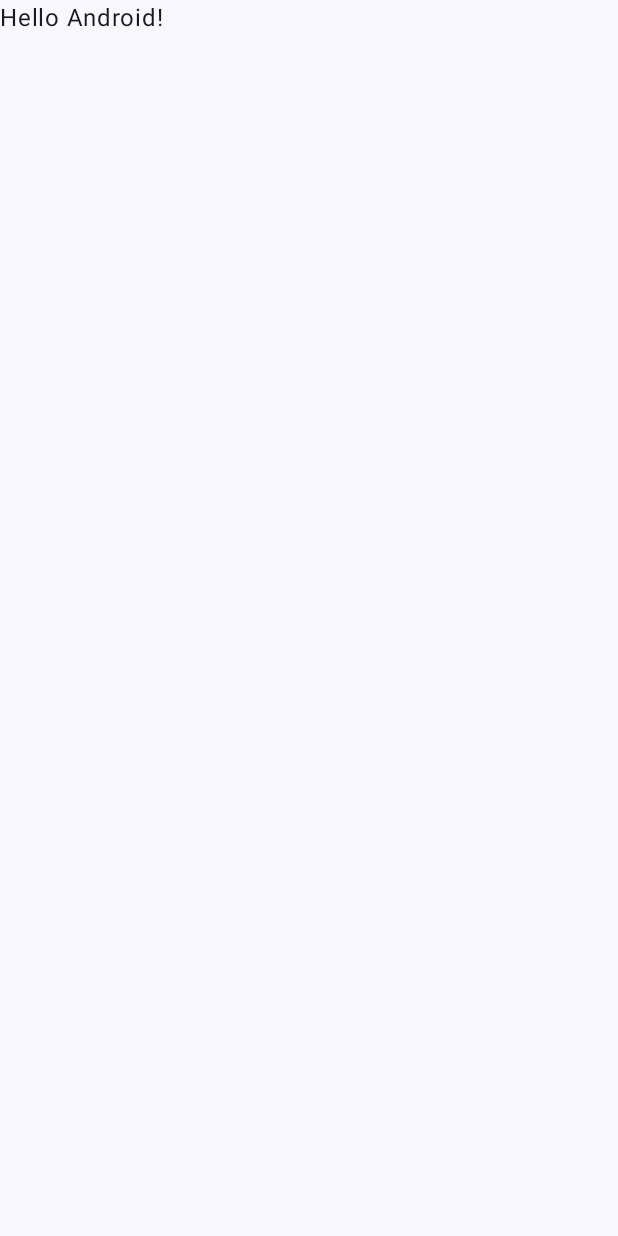
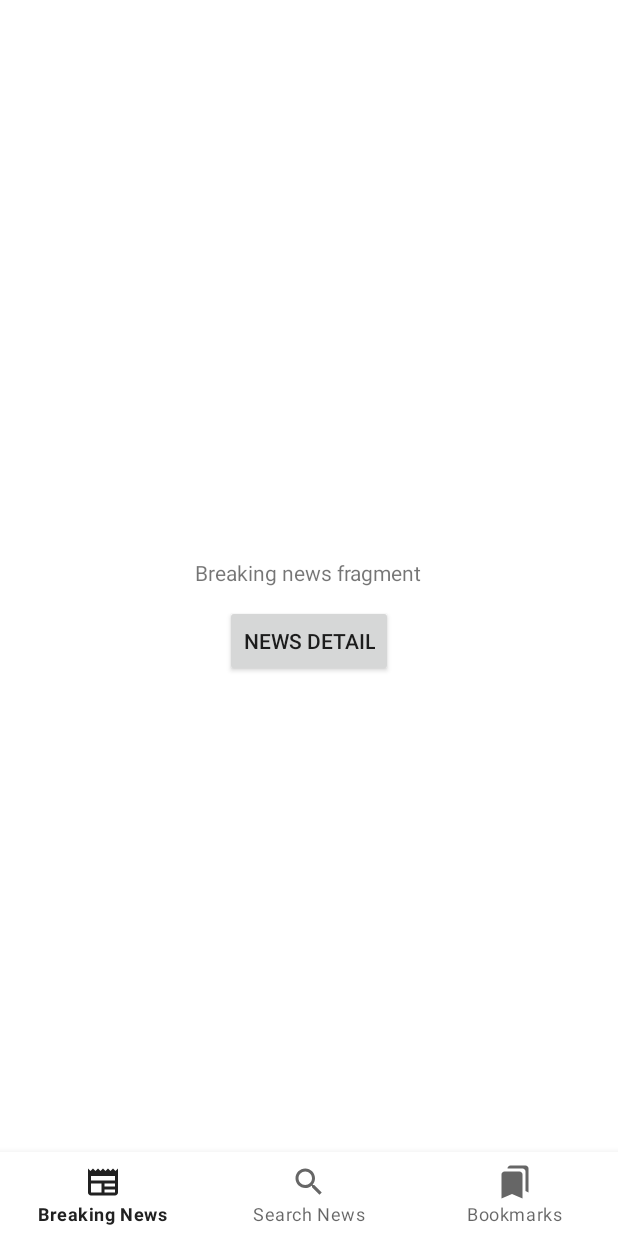
Before and after one commit to ChanonLatt/Pompoy_News, an Android app built with Jetpack Compose: the screen it shows after launch (MainActivity), on a phone screen of 412 x 824 dp. Before the commit the screen is almost empty. Run offline under Robolectric (Android 15) with nearby library versions, the phone set to English and light mode, and no system bars; our stand-ins replace navigation-ui.

Commit message:
Feat(Home): Prepa re Root screens

```diff
--- a/app/src/main/AndroidManifest.xml
+++ b/app/src/main/AndroidManifest.xml
@@ -10,13 +10,13 @@
         android:label="@string/app_name"
         android:roundIcon="@mipmap/ic_launcher_round"
         android:supportsRtl="true"
-        android:theme="@style/Theme.PomPoyNews"
+        android:theme="@style/Theme.MaterialComponents.Light.DarkActionBar"
         tools:targetApi="31">
         <activity
             android:name=".MainActivity"
             android:exported="true"
             android:label="@string/app_name"
-            android:theme="@style/Theme.PomPoyNews">
+            >
             <intent-filter>
                 <action android:name="android.intent.action.MAIN" />
 
--- a/app/src/main/java/com/example/pompoynews/MainActivity.kt
+++ b/app/src/main/java/com/example/pompoynews/MainActivity.kt
@@ -1,46 +1,23 @@
 package com.example.pompoynews
 
 import android.os.Bundle
-import androidx.activity.ComponentActivity
-import androidx.activity.compose.setContent
-import androidx.compose.foundation.layout.fillMaxSize
-import androidx.compose.material3.MaterialTheme
-import androidx.compose.material3.Surface
-import androidx.compose.material3.Text
-import androidx.compose.runtime.Composable
-import androidx.compose.ui.Modifier
-import androidx.compose.ui.tooling.preview.Preview
-import com.example.pompoynews.ui.theme.PomPoyNewsTheme
+import androidx.fragment.app.FragmentActivity
+import androidx.navigation.NavController
+import androidx.navigation.Navigation
+import androidx.navigation.ui.NavigationUI.setupWithNavController
+import com.example.pompoynews.databinding.ActivityMainBinding
 
-class MainActivity : ComponentActivity() {
+class MainActivity : FragmentActivity() {
+    private lateinit var binding: ActivityMainBinding
+    private lateinit var navigationControler: NavController
     override fun onCreate(savedInstanceState: Bundle?) {
         super.onCreate(savedInstanceState)
-        setContent {
-            PomPoyNewsTheme {
-                // A surface container using the 'background' color from the theme
-                Surface(
-                    modifier = Modifier.fillMaxSize(),
-                    color = MaterialTheme.colorScheme.background
-                ) {
-                    Greeting("Android")
-                }
-            }
-        }
+        binding = ActivityMainBinding.inflate(layoutInflater)
+        setContentView(binding.root)
+
+        navigationControler = Navigation.findNavController(this, R.id.nav_host_fragmentContainerView)
+        setupWithNavController(binding.rootBottomNavigationView, navigationControler)
+//
+//        val bottomView: BottomNavigationView = binding.rootBottomNavigationView
     }
 }
-
-@Composable
-fun Greeting(name: String, modifier: Modifier = Modifier) {
-    Text(
-        text = "Hello $name!",
-        modifier = modifier
-    )
-}
-
-@Preview(showBackground = true)
-@Composable
-fun GreetingPreview() {
-    PomPoyNewsTheme {
-        Greeting("Android")
-    }
-}
--- /dev/null
+++ b/app/src/main/java/com/example/pompoynews/ui/fragment/BreakingNewsFragment.kt
@@ -0,0 +1,20 @@
+package com.example.pompoynews.ui.fragment
+
+import android.os.Bundle
+import android.view.LayoutInflater
+import android.view.View
+import android.view.ViewGroup
+import androidx.fragment.app.Fragment
+import com.example.pompoynews.databinding.FragmentBreakingNewsBinding
+
+class BreakingNewsFragment : Fragment() {
+    private lateinit var binder: FragmentBreakingNewsBinding
+    override fun onCreateView(
+        inflater: LayoutInflater,
+        container: ViewGroup?,
+        savedInstanceState: Bundle?
+    ): View? {
+        binder = FragmentBreakingNewsBinding.inflate(inflater, container, false)
+        return binder.root
+    }
+}
--- /dev/null
+++ b/app/src/main/res/drawable/ic_bookmarks.xml
@@ -0,0 +1,5 @@
+<vector android:height="24dp" android:tint="#000000"
+    android:viewportHeight="24" android:viewportWidth="24"
+    android:width="24dp" xmlns:android="http://schemas.android.com/apk/res/android">
+    <path android:fillColor="@android:color/white" android:pathData="M19,18l2,1V3c0,-1.1 -0.9,-2 -2,-2H8.99C7.89,1 7,1.9 7,3h10c1.1,0 2,0.9 2,2v13zM15,5H5c-1.1,0 -2,0.9 -2,2v16l7,-3 7,3V7c0,-1.1 -0.9,-2 -2,-2z"/>
+</vector>
--- /dev/null
+++ b/app/src/main/res/drawable/ic_breaking_news.xml
@@ -0,0 +1,5 @@
+<vector android:height="24dp" android:tint="#000000"
+    android:viewportHeight="24" android:viewportWidth="24"
+    android:width="24dp" xmlns:android="http://schemas.android.com/apk/res/android">
+    <path android:fillColor="@android:color/white" android:pathData="M22,3l-1.67,1.67L18.67,3L17,4.67L15.33,3l-1.66,1.67L12,3l-1.67,1.67L8.67,3L7,4.67L5.33,3L3.67,4.67L2,3v16c0,1.1 0.9,2 2,2l16,0c1.1,0 2,-0.9 2,-2V3zM11,19H4v-6h7V19zM20,19h-7v-2h7V19zM20,15h-7v-2h7V15zM20,11H4V8h16V11z"/>
+</vector>
--- /dev/null
+++ b/app/src/main/res/drawable/ic_search.xml
@@ -0,0 +1,5 @@
+<vector android:height="24dp" android:tint="#000000"
+    android:viewportHeight="24" android:viewportWidth="24"
+    android:width="24dp" xmlns:android="http://schemas.android.com/apk/res/android">
+    <path android:fillColor="@android:color/white" android:pathData="M15.5,14h-0.79l-0.28,-0.27C15.41,12.59 16,11.11 16,9.5 16,5.91 13.09,3 9.5,3S3,5.91 3,9.5 5.91,16 9.5,16c1.61,0 3.09,-0.59 4.23,-1.57l0.27,0.28v0.79l5,4.99L20.49,19l-4.99,-5zM9.5,14C7.01,14 5,11.99 5,9.5S7.01,5 9.5,5 14,7.01 14,9.5 11.99,14 9.5,14z"/>
+</vector>
--- /dev/null
+++ b/app/src/main/res/layout/activity_main.xml
@@ -0,0 +1,27 @@
+<?xml version="1.0" encoding="utf-8"?>
+<androidx.constraintlayout.widget.ConstraintLayout xmlns:android="http://schemas.android.com/apk/res/android"
+    xmlns:app="http://schemas.android.com/apk/res-auto"
+    xmlns:tools="http://schemas.android.com/tools"
+    android:layout_width="match_parent"
+    android:layout_height="match_parent"
+    tools:context=".MainActivity">
+
+    <fragment
+        android:id="@+id/nav_host_fragmentContainerView"
+        android:name="androidx.navigation.fragment.NavHostFragment"
+        android:layout_width="match_parent"
+        android:layout_height="match_parent"
+        app:defaultNavHost="true"
+        app:navGraph="@navigation/news_nav_graph"/>
+
+    <com.google.android.material.bottomnavigation.BottomNavigationView
+        android:id="@+id/rootBottomNavigationView"
+        android:layout_width="match_parent"
+        android:layout_height="wrap_content"
+        app:menu="@menu/menu_root_navigation"
+        app:layout_constraintBottom_toBottomOf="parent"
+        app:layout_constraintStart_toStartOf="parent"
+        app:layout_constraintEnd_toEndOf="parent"
+        />
+
+</androidx.constraintlayout.widget.ConstraintLayout>
--- /dev/null
+++ b/app/src/main/res/layout/fragment_breaking_news.xml
@@ -0,0 +1,33 @@
+<?xml version="1.0" encoding="utf-8"?>
+<androidx.constraintlayout.widget.ConstraintLayout xmlns:android="http://schemas.android.com/apk/res/android"
+    xmlns:app="http://schemas.android.com/apk/res-auto"
+    xmlns:tools="http://schemas.android.com/tools"
+    android:layout_width="match_parent"
+    android:layout_height="match_parent"
+    tools:context=".ui.fragment.BreakingNewsFragment">
+<LinearLayout
+    android:layout_width="match_parent"
+    android:layout_height="match_parent"
+    android:orientation="vertical"
+    android:gravity="center">
+    <TextView
+        android:id="@+id/testTextView"
+        android:layout_width="wrap_content"
+        android:layout_height="wrap_content"
+        android:text="Breaking news fragment"
+        app:layout_constraintBottom_toBottomOf="parent"
+        app:layout_constraintEnd_toEndOf="parent"
+        app:layout_constraintStart_toStartOf="parent"
+        app:layout_constraintTop_toTopOf="parent"
+        android:textAlignment="center"
+        android:paddingBottom="12dp"/>
+
+    <Button
+        android:id="@+id/buttonNewsDetail"
+        android:layout_width="wrap_content"
+        android:layout_height="wrap_content"
+        android:text="News Detail"/>
+
+</LinearLayout>
+
+</androidx.constraintlayout.widget.ConstraintLayout>
--- /dev/null
+++ b/app/src/main/res/menu/menu_root_navigation.xml
@@ -0,0 +1,15 @@
+<?xml version="1.0" encoding="utf-8"?>
+<menu xmlns:android="http://schemas.android.com/apk/res/android">
+    <item
+        android:id="@+id/breakingNewsFragment"
+        android:icon="@drawable/ic_breaking_news"
+        android:title="Breaking News" />
+    <item
+        android:id="@+id/searchNewsFragment"
+        android:icon="@drawable/ic_search"
+        android:title="Search News" />
+    <item
+        android:id="@+id/bookmarkNewsFragment"
+        android:icon="@drawable/ic_bookmarks"
+        android:title="Bookmarks" />
+</menu>
--- /dev/null
+++ b/app/src/main/res/navigation/news_nav_graph.xml
@@ -0,0 +1,21 @@
+<?xml version="1.0" encoding="utf-8"?>
+<navigation xmlns:android="http://schemas.android.com/apk/res/android"
+    xmlns:app="http://schemas.android.com/apk/res-auto"
+    xmlns:tools="http://schemas.android.com/tools"
+    android:id="@+id/news_nav_graph"
+    app:startDestination="@id/breakingNewsFragment">
+    <fragment
+        android:id="@+id/breakingNewsFragment"
+        android:name="com.example.pompoynews.ui.fragment.BreakingNewsFragment"
+        android:label="fragment_breaking_news"
+        tools:layout="@layout/fragment_breaking_news" />
+    <fragment
+        android:id="@+id/searchNewsFragment"
+        android:name="com.example.pompoynews.ui.fragment.SearchNewsFragment"
+        android:label="fragment_search_news"
+        tools:layout="@layout/fragment_search_news" />
+    <fragment
+        android:id="@+id/bookmarkNewsFragment"
+        android:name="com.example.pompoynews.ui.fragment.BookmarkNewsFragment"
+        android:label="BookmarkNewsFragment" />
+</navigation>
--- a/app/src/main/res/values/themes.xml
+++ b/app/src/main/res/values/themes.xml
@@ -1,5 +1,6 @@
 <?xml version="1.0" encoding="utf-8"?>
 <resources>
 
-    <style name="Theme.PomPoyNews" parent="android:Theme.Material.Light.NoActionBar" />
+<!--    <style name="Theme.PomPoyNews" parent="android:Theme.Material.Light.NoActionBar" />-->
+    <style name="Theme.PomPoyNews" parent="android:Theme.Material.Light.DarkActionBar" />
 </resources>
```
Also changed, not shown: app/build.gradle.kts (+9 -3 lines), app/src/main/java/com/example/pompoynews/ui/fragment/BookmarkNewsFragment.kt (added, +20 -0 lines), app/src/main/java/com/example/pompoynews/ui/fragment/NewsDetailFragment.kt (added, +21 -0 lines), app/src/main/java/com/example/pompoynews/ui/fragment/SearchNewsFragment.kt (added, +20 -0 lines), app/src/main/res/layout/fragment_bookmark_news.xml (added, +20 -0 lines), app/src/main/res/layout/fragment_search_news.xml (added, +19 -0 lines), app/src/main/res/layout/news_detail.xml (added, +17 -0 lines), build.gradle.kts (+14 -1 lines).
